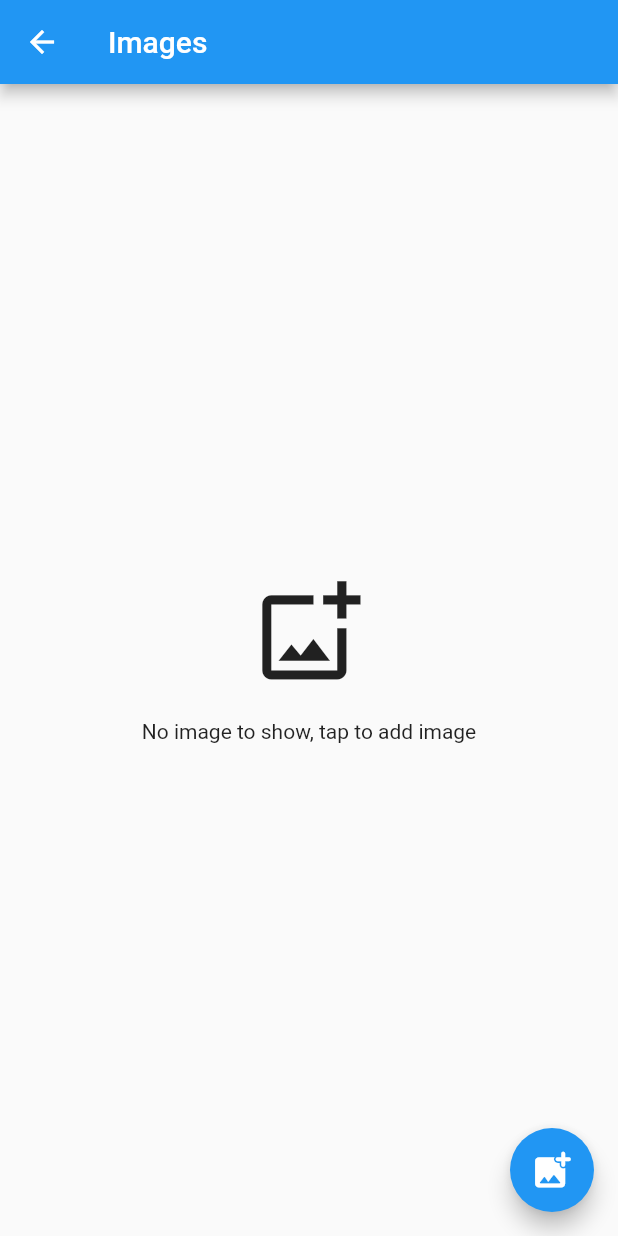
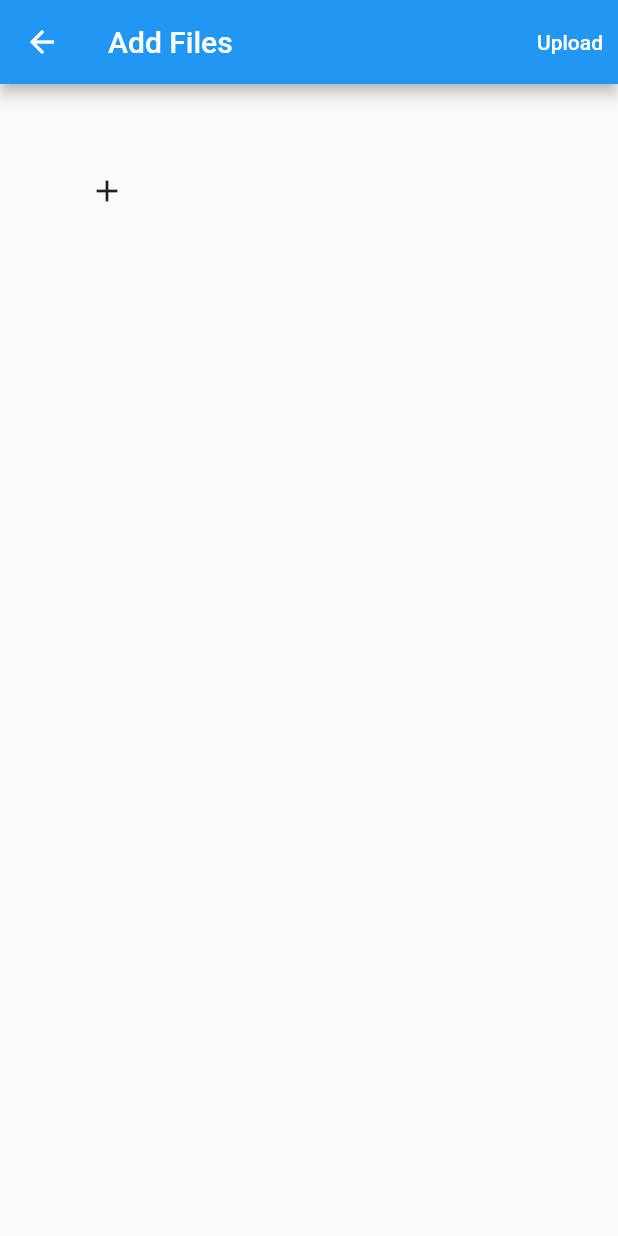
Before and after one commit to yelinO2/store-and-lock, a Flutter app: the UploadImage screen opened directly, after a tap on the "add photo alternate" icon, on a phone screen of 412 x 824 dp. Run offline on Flutter 3.47's test engine with Material 2 defaults, Android fonts, the light colour scheme and no system bars; our stand-ins replace cloud_firestore, file_picker, firebase_auth, firebase_core, firebase_storage, google_fonts and 1 more; missing offline and left inert: flutter_screen_lock; accounts and stored records are empty.

Commit message:
uploading Ok

```diff
--- a/lib/screens/image/upload_image.dart
+++ b/lib/screens/image/upload_image.dart
@@ -1,4 +1,6 @@
 import 'package:flutter/material.dart';
+import 'package:store_and_lock/services/upload_files.dart';
+import 'package:store_and_lock/widgets/widgets.dart';
 
 class UploadImage extends StatefulWidget {
   const UploadImage({super.key});
@@ -14,7 +16,9 @@ class _UploadImageState extends State<UploadImage> {
       appBar: AppBar(title: const Text('Images')),
       body: noFileWidget(),
       floatingActionButton: FloatingActionButton(
-        onPressed: () {},
+        onPressed: () {
+          nextScreen(context, const UploadFile());
+        },
         child: const Icon(
           Icons.add_photo_alternate_rounded,
           size: 30,
--- /dev/null
+++ b/lib/services/upload_files.dart
@@ -0,0 +1,114 @@
+import 'dart:io';
+import 'package:firebase_auth/firebase_auth.dart';
+import 'package:firebase_storage/firebase_storage.dart';
+import 'package:flutter/material.dart';
+import 'package:file_picker/file_picker.dart';
+import 'package:path/path.dart' as Path;
+import 'package:store_and_lock/services/database_service.dart';
+
+class UploadFile extends StatefulWidget {
+  const UploadFile({super.key});
+
+  @override
+  State<UploadFile> createState() => _UploadFileState();
+}
+
+class _UploadFileState extends State<UploadFile> {
+  PlatformFile? pickedFile;
+  bool uploading = false;
+  List<File> files = [];
+  double val = 0;
+  String collection = 'images';
+  UploadTask? uploadTask;
+  @override
+  Widget build(BuildContext context) {
+    return Scaffold(
+      appBar: AppBar(
+        title: const Text('Add Files'),
+        actions: [
+          TextButton(
+            onPressed: () {
+              uploadImage();
+            },
+            child: const Text(
+              'Upload',
+              style: TextStyle(color: Colors.white),
+            ),
+          ),
+        ],
+      ),
+      body: Stack(
+        children: [
+          Container(
+            padding: const EdgeInsets.all(4),
+            child: GridView.builder(
+              itemCount: files.length + 1,
+              gridDelegate: const SliverGridDelegateWithFixedCrossAxisCount(
+                  crossAxisCount: 3),
+              itemBuilder: (context, index) {
+                return index == 0
+                    ? Center(
+                        child: IconButton(
+                          icon: const Icon(Icons.add),
+                          onPressed: () {
+                            !uploading ? selectImage() : null;
+                          },
+                        ),
+                      )
+                    : Container(
+                        margin: const EdgeInsets.all(3),
+                        decoration: BoxDecoration(
+                          image: DecorationImage(
+                              image: FileImage(files[index - 1]),
+                              fit: BoxFit.cover),
+                        ),
+                      );
+              },
+            ),
+          ),
+          uploading
+              ? Center(
+                  child: Column(
+                    mainAxisSize: MainAxisSize.min,
+                    children: [
+                      const Text('Uploading.....'),
+                      const SizedBox(height: 10),
+                      CircularProgressIndicator(
+                        value: val,
+                        valueColor:
+                            const AlwaysStoppedAnimation<Color>(Colors.green),
+                      )
+                    ],
+                  ),
+                )
+              : Container()
+        ],
+      ),
+    );
+  }
+
+  Future selectImage() async {
+    final FilePickerResult? result = await FilePicker.platform
+        .pickFiles(allowMultiple: true, type: FileType.image);
+    if (result == null) {
+      return;
+    } else {
+      setState(() {
+        files = result.paths.map((path) => File(path!)).toList();
+      });
+    }
+  }
+
+  Future uploadImage() async {
+    int i = 1;
+    final uid = FirebaseAuth.instance.currentUser!.uid;
+
+    for (var file in files) {
+      setState(() {
+        val = i / files.length;
+      });
+      final path = Path.basename(file.path).toString();
+      DatabaseService().uploadFile(uid, path, file, collection);
+    }
+  }
+}
--- a/pubspec.yaml
+++ b/pubspec.yaml
@@ -39,6 +39,7 @@ dependencies:
     sdk: flutter
   flutter_screen_lock: ^7.0.4
   google_fonts: ^3.0.1
+  path: ^1.8.2
   shared_preferences: ^2.0.15
 
 dev_dependencies:
```
Also changed, not shown: lib/services/database_service.dart (+10 -1 lines), pubspec.lock.
